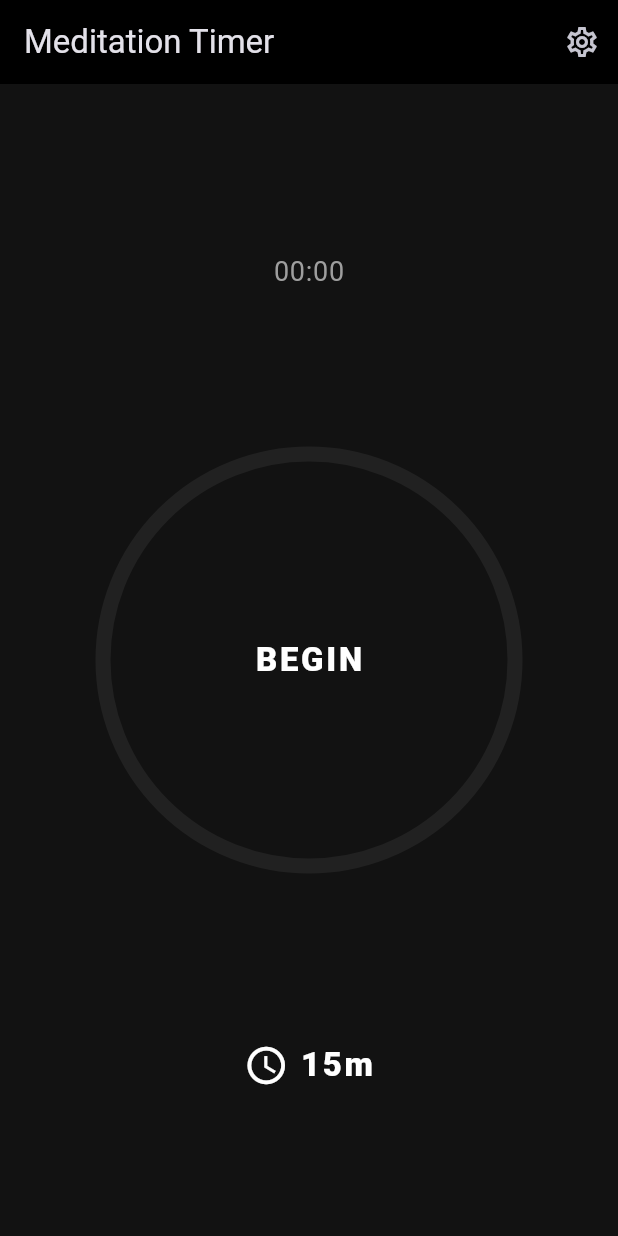
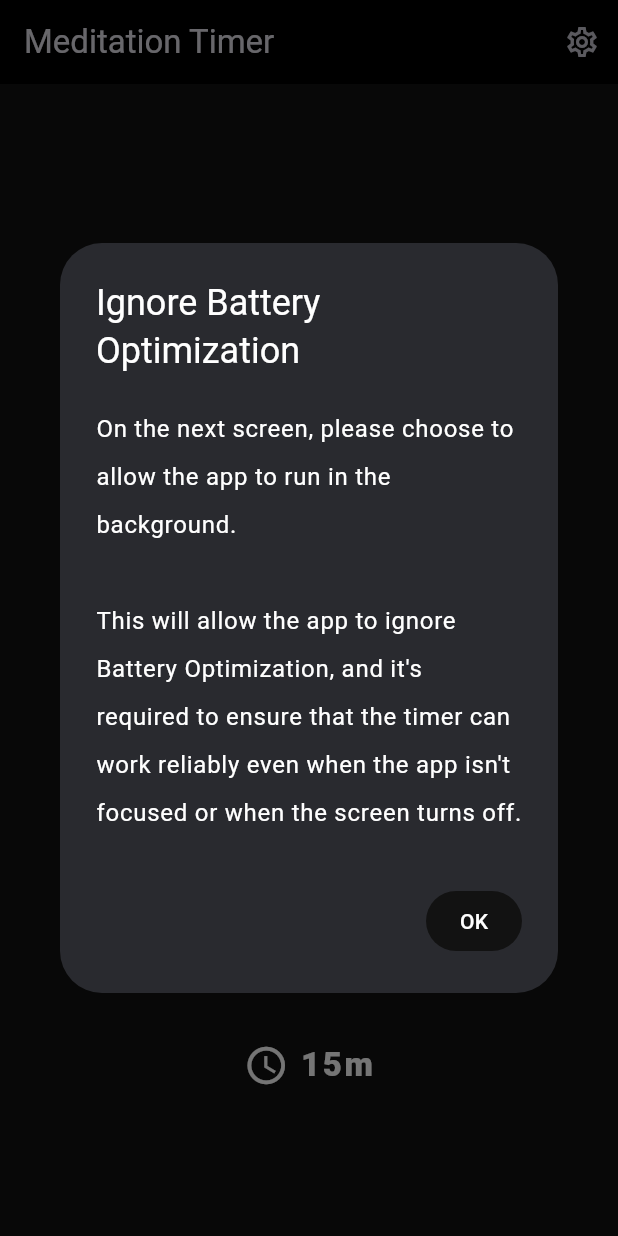
Before and after one commit to nyxkn/meditation, a Flutter app: the screen it shows after launch, after a tap on "BEGIN", on a phone screen of 412 x 824 dp. Run offline on Flutter 3.47's test engine with Material 3 defaults, Android fonts, the phone set to English and light mode, and no system bars; our stand-ins replace audioplayers, awesome_notifications, event_bus, flutter_settings_screens, get_it, logger and 3 more; missing offline and left inert: app_settings, flutter_background, flutter_dnd, volume_controller.

Commit message:
request unrestricted battery optimization first
before asking for notification permissions
this enables us to ask for precisealarms permission

also review readme

```diff
--- a/lib/main.dart
+++ b/lib/main.dart
@@ -1,3 +1,4 @@
+import 'package:flutter/foundation.dart';
 import 'package:flutter/material.dart';
 import 'package:flutter/services.dart';
 
@@ -7,11 +8,28 @@ import 'package:flutter_settings_screens/flutter_settings_screens.dart';
 import 'package:get_it/get_it.dart';
 import 'package:logger/logger.dart';
 import 'package:shared_preferences/shared_preferences.dart';
+import 'package:event_bus/event_bus.dart';
+import 'package:app_settings/app_settings.dart';
 
 import 'package:meditation/audioplayer.dart';
 import 'package:meditation/settings.dart';
 import 'package:meditation/timer.dart';
 import 'package:meditation/utils.dart';
+
+final EventBus eventBus = EventBus(sync: true);
+
+class NotificationEvent {
+  String type;
+  int? id;
+
+  NotificationEvent(this.type, this.id);
+}
+
+class DynamicEvent {
+  dynamic data;
+
+  DynamicEvent(this.data);
+}
 
 // on the very first call to initialize, android will ask to allow notifications
 // there is no way to retrigger this popup, and instead you'll have to redirect user to the settings
@@ -248,6 +266,11 @@ class Home extends StatelessWidget {
       body: Center(
         child: TimerWidget(),
       ),
+      floatingActionButton: kReleaseMode ? null : FloatingActionButton(
+        onPressed: () {
+          AppSettings.openAppSettings(type: AppSettingsType.settings);
+        },
+      ),
     );
   }
 
--- a/lib/timer.dart
+++ b/lib/timer.dart
@@ -14,7 +14,6 @@ import 'package:get_it/get_it.dart';
 import 'package:meditation/main.dart';
 import 'package:shared_preferences/shared_preferences.dart';
 import 'package:wakelock/wakelock.dart';
-import 'package:event_bus/event_bus.dart';
 
 import 'package:meditation/audioplayer.dart';
 import 'package:meditation/utils.dart';
@@ -27,14 +26,6 @@ const int startingNotificationID = 101;
 // reserve 200-299 for it
 const int intervalNotificationID = 200;
 
-final EventBus eventBus = EventBus(sync: true);
-
-class NotificationEvent {
-  String type;
-  int? id;
-
-  NotificationEvent(this.type, this.id);
-}
 
 class NotificationController {
   /// Use this method to detect when a new notification or a schedule is created
@@ -213,9 +204,22 @@ class _TimerWidgetState extends State<TimerWidget> with SingleTickerProviderStat
   Future<bool> checkPermissions() async {
     var userAction = false;
 
+    var backgroundPermissionOkay = await FlutterBackground.hasPermissions;
+    if (!backgroundPermissionOkay) {
+      await requestBatteryOptimization(context);
+      userAction = true;
+
+      backgroundPermissionOkay = await FlutterBackground.hasPermissions;
+      if (!backgroundPermissionOkay) {
+        // if the user hasn't enabled the permission, return early
+        // because without batteryoptimization permissions we can't enable precisealarms notification
+        return !userAction;
+      }
+    }
+
     // request app permissions. this should be enough
     var (requestedUserAction, allowedPermissions) =
-        await requestUserPermissions(context, channelKey: null, permissionList: [
+        await requestNotificationPermissions(context, channelKey: null, permissionList: [
       // generic default permissions are alert, sound, vibration, light
       NotificationPermission.Alert,
       // we remove badge support
@@ -226,6 +230,7 @@ class _TimerWidgetState extends State<TimerWidget> with SingleTickerProviderStat
       // extra permissions
       NotificationPermission.CriticalAlert,
       NotificationPermission.FullScreenIntent,
+      // precise alarms requires disabling of battery optimization?
       NotificationPermission.PreciseAlarms,
       // NotificationPermission.OverrideDnD,
     ]);
@@ -256,7 +261,7 @@ class _TimerWidgetState extends State<TimerWidget> with SingleTickerProviderStat
     // we use the Light permission because we have to check at least one
     // and this is the least intrusive that we can enable
     // but if only checking Light to check for channel activation, then the above checks are enough
-    (requestedUserAction, allowedPermissions) = await requestUserPermissions(context,
+    (requestedUserAction, allowedPermissions) = await requestNotificationPermissions(context,
         channelKey: "timer-main",
         permissionList: [NotificationPermission.Alert, NotificationPermission.Light]);
     if (requestedUserAction) {
@@ -265,15 +270,9 @@ class _TimerWidgetState extends State<TimerWidget> with SingleTickerProviderStat
 
     // testing for Light is a way of simply testing whether the notification is enabled or not
     // vibration and sound won't work on testing for a min importance notification channel
-    (requestedUserAction, allowedPermissions) = await requestUserPermissions(context,
+    (requestedUserAction, allowedPermissions) = await requestNotificationPermissions(context,
         channelKey: "timer-support", permissionList: [NotificationPermission.Light]);
     if (requestedUserAction) {
-      userAction = true;
-    }
-
-    var backgroundPermissionOkay = await FlutterBackground.hasPermissions;
-    if (!backgroundPermissionOkay) {
-      requestBackgroundPermission(context);
       userAction = true;
     }
 
@@ -400,8 +399,6 @@ class _TimerWidgetState extends State<TimerWidget> with SingleTickerProviderStat
       timerButtonText = "end";
     });
 
-    log.d(timerDuration.inSeconds);
-    // await scheduleEndingNotification(timeLeft.inSeconds);
     await scheduleEndingNotification(timerDuration.inSeconds);
 
     intervalsEnabled = Settings.getValue<bool>('intervals-enabled') ?? false;
--- a/lib/utils.dart
+++ b/lib/utils.dart
@@ -141,7 +141,7 @@ String formatDuration(Duration d) {
   }
 }
 
-void requestBackgroundPermission(context) async {
+Future<void> requestBatteryOptimization(context) async {
   // checking and asking permissions for flutter_background
   if (await FlutterBackground.hasPermissions) {
     return;
@@ -151,7 +151,7 @@ void requestBackgroundPermission(context) async {
     context: context,
     barrierDismissible: false,
     builder: (_) => AlertDialog(
-      title: Text("Background permissions"),
+      title: Text("Ignore Battery Optimization"),
       // removing bottom padding from contentPadding. looks better.
       // contentPadding defaults: https://api.flutter.dev/flutter/material/AlertDialog/contentPadding.html
       contentPadding: EdgeInsets.fromLTRB(24, 20, 24, 0),
@@ -160,7 +160,7 @@ void requestBackgroundPermission(context) async {
           children: [
             Text("On the next screen, please choose to allow the app to run in the background.\n"),
             Text(
-                "This is required to ensure that the timer can work reliably even when the app isn't focused or when the screen turns off.\n"),
+                "This will allow the app to ignore Battery Optimization, and it's required to ensure that the timer can work reliably even when the app isn't focused or when the screen turns off.\n"),
             // Text("This feature will only be used when the timer is running."),
           ],
         ),
@@ -169,9 +169,9 @@ void requestBackgroundPermission(context) async {
         TextButton(
           child: Text("OK"),
           onPressed: () async {
-            Navigator.of(context).pop();
             // this init call is just to ask for permission
             await initFlutterBackground();
+            Navigator.of(context).pop();
           },
         ),
       ],
@@ -179,7 +179,7 @@ void requestBackgroundPermission(context) async {
   );
 }
 
-Future<(bool, List<NotificationPermission>)> requestUserPermissions(BuildContext context,
+Future<(bool, List<NotificationPermission>)> requestNotificationPermissions(BuildContext context,
     {
 // if you only intends to request the permissions until app level, set the channelKey value to null
     required String? channelKey,
@@ -260,7 +260,7 @@ Future<(bool, List<NotificationPermission>)> requestUserPermissions(BuildContext
       await showDialog(
           context: context,
           builder: (context) => AlertDialog(
-                title: const Text('Enable notifications'),
+                title: const Text('Allow Notifications'),
                 content: const Text(
                     "On the next screen, please allow notifications for the app.\n\n"
                     "These notifications are required for reliably notifying you of when the meditation session ends.\n\n"),
@@ -295,10 +295,10 @@ Future<void> requestUserToEnableChannel(context, channelKey) async {
   await showDialog(
   context: context,
   builder: (context) => AlertDialog(
-    title: const Text('Enable notification channel'),
+    title: const Text('Enable Notification Channel'),
     content: const Text(
-        "On the next screen, please enable the shown notification channel.\n\n"
-            "These notifications are required for reliably notifying you of when the meditation session ends.\n\n"),
+        "On the next screen, please enable the notification channel.\n\n"
+        "These notifications are required for reliably notifying you of when the meditation session ends.\n\n"),
     actions: <Widget>[
       TextButton(
         style: TextButton.styleFrom(
--- a/pubspec.yaml
+++ b/pubspec.yaml
@@ -15,7 +15,7 @@ publish_to: 'none' # Remove this line if you wish to publish to pub.dev
 # In iOS, build-name is used as CFBundleShortVersionString while build-number used as CFBundleVersion.
 # Read more about iOS versioning at
 # https://developer.apple.com/library/archive/documentation/General/Reference/InfoPlistKeyReference/Articles/CoreFoundationKeys.html
-version: 1.4.1+14
+version: 1.4.1+15
 
 environment:
   sdk: '>=3.3.2 <4.0.0'
@@ -45,6 +45,7 @@ dependencies:
   wakelock: ^0.6.1+1
   package_info_plus: ^3.1.2
   event_bus: ^2.0.0
+  app_settings: ^5.1.1
 
 #  flutter_settings_screens:
 ##    path: /home/nyxkn/apps/flutter-projects/flutter_settings_screens
```
Also changed, not shown: pubspec.lock, 3 other files.
